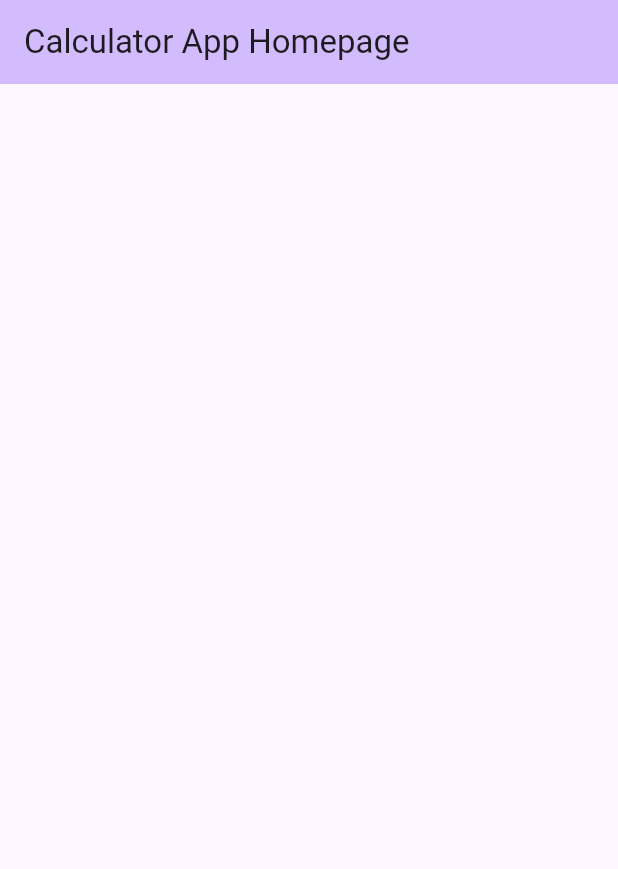
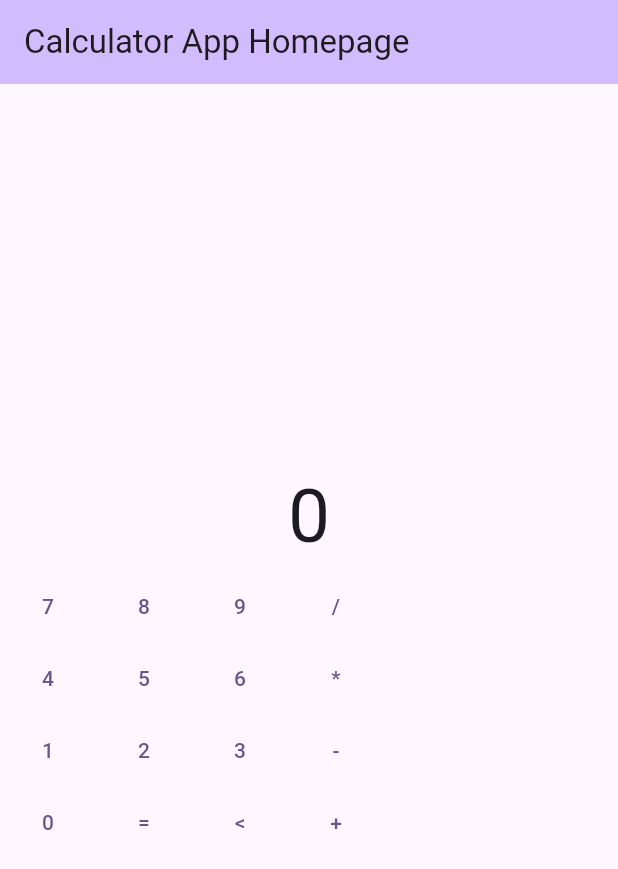
Before and after one commit to JimmyPhanfr/hw02_calculator_app, a Flutter app: the screen it shows after launch, on a phone screen of 412 x 824 dp. Shown: the top 869 px of the screen. Run offline on Flutter 3.47's test engine with Material 3 defaults, Android fonts, the phone set to English and light mode, and no system bars.

Commit message:
creates template for buttons

```diff
--- a/lib/main.dart
+++ b/lib/main.dart
@@ -31,6 +31,8 @@ class MyHomePage extends StatefulWidget {
 
 class _MyHomePageState extends State<MyHomePage> {
 
+  int _value = 0;
+
   @override
   Widget build(BuildContext context) {
     return Scaffold(
@@ -41,6 +43,128 @@ class _MyHomePageState extends State<MyHomePage> {
       body: Center(
         child: Column(
           mainAxisAlignment: MainAxisAlignment.center,
+          children: [
+            Text(
+              '$_value',
+              style: TextStyle(fontSize: 50.0),
+            ),
+            // 7 8 9 /
+            Row(
+              children: [
+                TextButton(
+                  child: Text('7'),
+                  onPressed: () {
+
+                  },
+                ),
+                TextButton(
+                  child: Text('8'),
+                  onPressed: () {
+
+                  },
+                ),
+                TextButton(
+                  child: Text('9'),
+                  onPressed: () {
+
+                  },
+                ),
+                TextButton(
+                  child: Text('/'),
+                  onPressed: () {
+
+                  },
+                ),
+              ],
+            ),
+            // 4 5 6 *
+            Row(
+              children: [
+                TextButton(
+                  child: Text('4'),
+                  onPressed: () {
+
+                  },
+                ),
+                TextButton(
+                  child: Text('5'),
+                  onPressed: () {
+
+                  },
+                ),
+                TextButton(
+                  child: Text('6'),
+                  onPressed: () {
+
+                  },
+                ),
+                TextButton(
+                  child: Text('*'),
+                  onPressed: () {
+
+                  },
+                ),
+              ],
+            ),
+            // 1 2 3 -
+            Row(
+              children: [
+                TextButton(
+                  child: Text('1'),
+                  onPressed: () {
+
+                  },
+                ),
+                TextButton(
+                  child: Text('2'),
+                  onPressed: () {
+
+                  },
+                ),
+                TextButton(
+                  child: Text('3'),
+                  onPressed: () {
+
+                  },
+                ),
+                TextButton(
+                  child: Text('-'),
+                  onPressed: () {
+
+                  },
+                ),
+              ],
+            ),
+            // 0 = < +
+            Row(
+              children: [
+                TextButton(
+                  child: Text('0'),
+                  onPressed: () {
+
+                  },
+                ),
+                TextButton(
+                  child: Text('='),
+                  onPressed: () {
+
+                  },
+                ),
+                TextButton(
+                  child: Text('<'),
+                  onPressed: () {
+
+                  },
+                ),
+                TextButton(
+                  child: Text('+'),
+                  onPressed: () {
+
+                  },
+                ),
+              ],
+            ),
+          ],
         ),
       ),
     );
```
